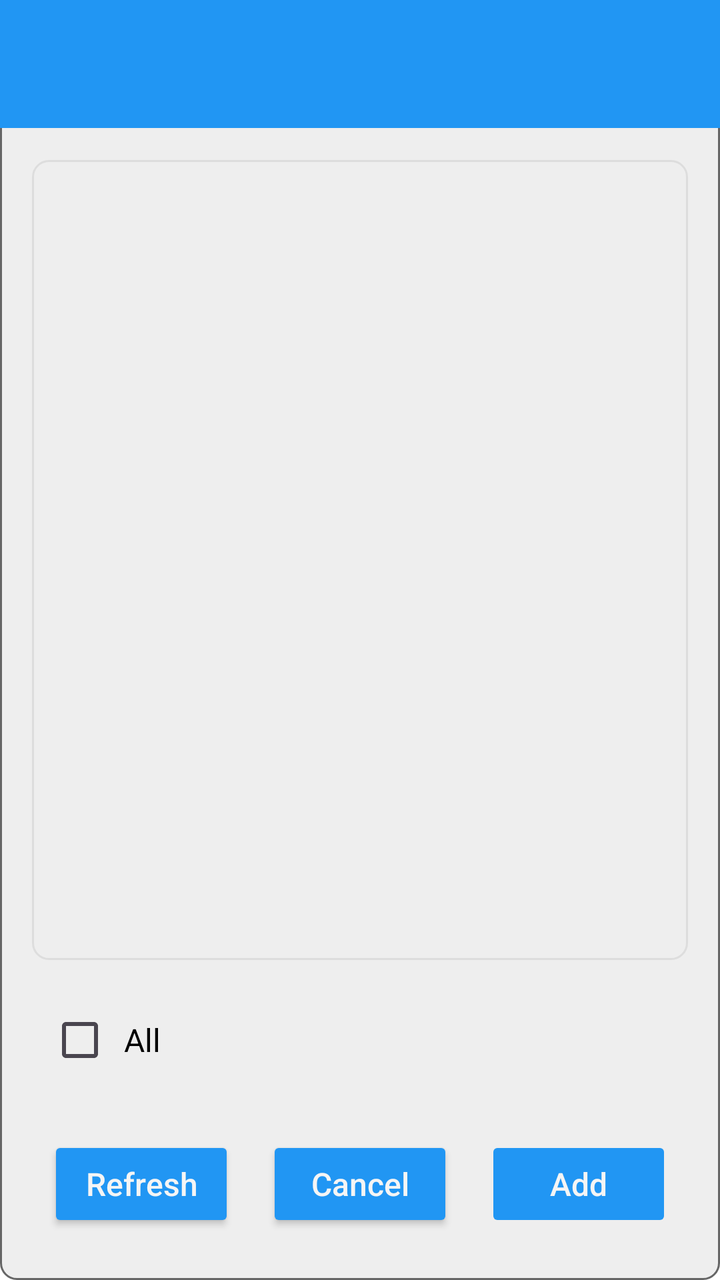
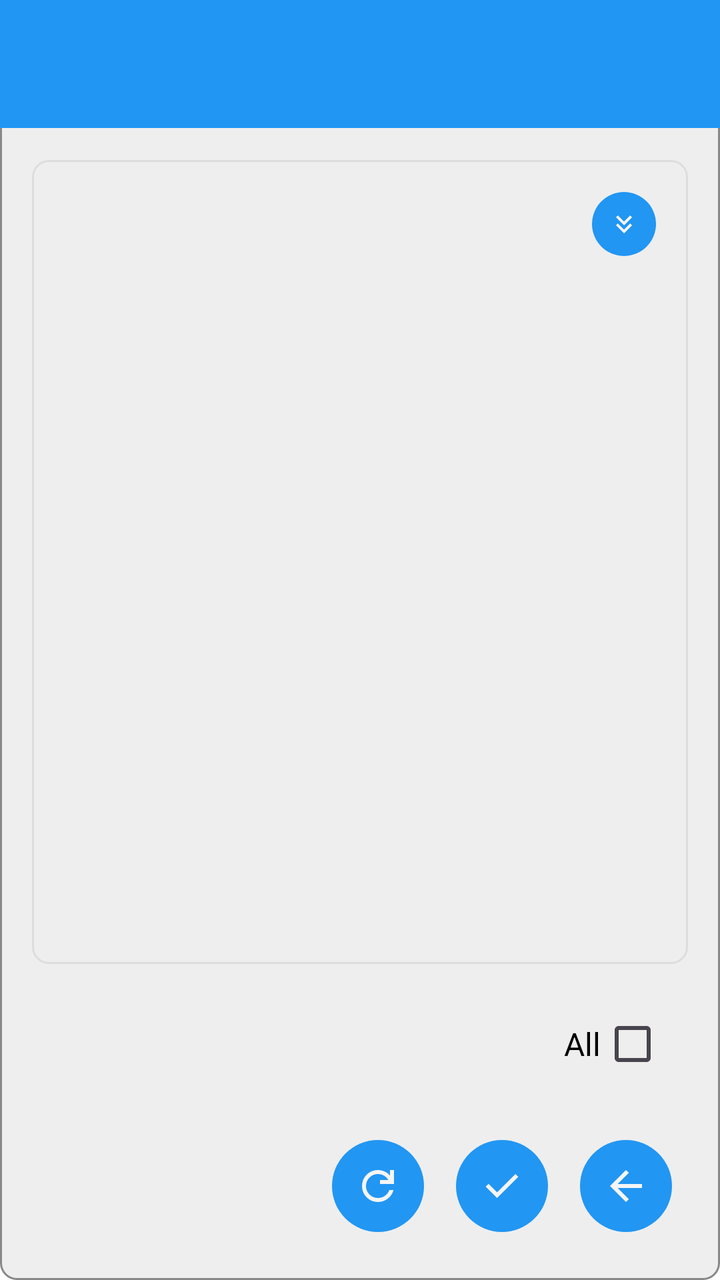

Before-and-after screenshots of an Android layout around one commit, followed by the original layout XML and the change that was made.
<!-- AndroidManifest.xml: application theme Theme.Freer -->
<!-- res/layout/activity_add_multisign_fid.xml -->
<?xml version="1.0" encoding="utf-8"?>
<LinearLayout xmlns:android="http://schemas.android.com/apk/res/android"
    android:layout_width="match_parent"
    android:layout_height="match_parent"
    android:orientation="vertical"
    android:background="@drawable/key_card_background">

    
    <include layout="@layout/common_toolbar" />

    <LinearLayout
        android:layout_width="match_parent"
        android:layout_height="match_parent"
        android:orientation="vertical"
        android:padding="16dp">

        
        <LinearLayout
            android:layout_width="match_parent"
            android:layout_height="0dp"
            android:layout_weight="1"
            android:orientation="vertical"
            android:layout_marginBottom="16dp">

            <TextView
                android:id="@+id/multisignResultsHint"
                android:layout_width="match_parent"
                android:layout_height="wrap_content"
                android:text="@string/my_multisign_fids"
                android:textStyle="bold"
                android:textSize="16sp"
                android:textColor="@color/text_color"
                android:layout_marginBottom="8dp"
                android:visibility="gone" />

            <ScrollView
                android:layout_width="match_parent"
                android:layout_height="match_parent"
                android:background="@drawable/bg_result_view"
                android:padding="8dp">

                <LinearLayout
                    android:layout_width="match_parent"
                    android:layout_height="wrap_content"
                    android:orientation="vertical">

                    <LinearLayout
                        android:id="@+id/multisignResultsLayout"
                        android:layout_width="match_parent"
                        android:layout_height="wrap_content"
                        android:orientation="vertical" />

                    <LinearLayout
                        android:layout_width="wrap_content"
                        android:layout_height="wrap_content"
                        android:layout_gravity="end"
                        android:orientation="horizontal">
                    <TextView
                        android:id="@+id/moreResultsHint"
                        android:layout_width="match_parent"
                        android:layout_height="wrap_content"
                        android:textColor="@color/hint"
                        android:textSize="12sp"
                        android:layout_gravity="center_vertical"
                        android:layout_marginTop="4dp"
                        android:visibility="gone" />

                    <Button
                        android:id="@+id/moreButton"
                        android:layout_width="wrap_content"
                        android:layout_height="wrap_content"
                        android:text="@string/more"
                        android:layout_marginTop="8dp"
                        android:visibility="gone"
                        android:layout_gravity="center_vertical"
                        style="@style/ButtonStyle" />
                    </LinearLayout>

                </LinearLayout>

            </ScrollView>

        </LinearLayout>

        
        <LinearLayout
            android:layout_width="match_parent"
            android:layout_height="wrap_content"
            android:orientation="horizontal"
            android:layout_marginBottom="16dp"
            android:paddingStart="8dp"
            android:paddingEnd="8dp">

            <CheckBox
                android:id="@+id/selectAllCheckbox"
                android:layout_width="30dp"
                android:layout_height="wrap_content"
                android:layout_gravity="center_vertical"
                android:layout_marginStart="0dp"
                android:textColor="@color/text_color"/>

            <TextView
                android:id="@+id/selectAllLabel"
                android:layout_width="wrap_content"
                android:layout_height="wrap_content"
                android:layout_gravity="center_vertical"
                android:layout_marginStart="8dp"
                android:text="@string/all"
                android:textSize="16sp"
                android:textColor="@color/text_color" />

        </LinearLayout>

        
        <LinearLayout
            android:layout_width="match_parent"
            android:layout_height="wrap_content"
            android:orientation="horizontal">

            <Button
                android:id="@+id/refreshButton"
                android:layout_width="0dp"
                android:layout_height="wrap_content"
                android:layout_weight="1"
                android:text="@string/refresh"
                android:layout_marginEnd="8dp"
                style="@style/ButtonStyle" />

            <Button
                android:id="@+id/cancelButton"
                android:layout_width="0dp"
                android:layout_height="wrap_content"
                android:layout_weight="1"
                android:text="@string/cancel"
                android:layout_marginEnd="8dp"
                style="@style/ButtonStyle" />

            <Button
                android:id="@+id/addMultisignFidButton"
                android:layout_width="0dp"
                android:layout_height="wrap_content"
                android:layout_weight="1"
                android:text="@string/add"
                style="@style/ButtonStyle"
                android:enabled="false" />

        </LinearLayout>

    </LinearLayout>

</LinearLayout>
<!-- res/layout/common_toolbar.xml (included above) -->
<?xml version="1.0" encoding="utf-8"?>
<androidx.appcompat.widget.Toolbar xmlns:android="http://schemas.android.com/apk/res/android"
    xmlns:app="http://schemas.android.com/apk/res-auto"
    android:id="@+id/toolbar"
    android:layout_width="match_parent"
    android:layout_height="?attr/actionBarSize"
    android:background="@color/colorAccent"
    android:theme="@style/ThemeOverlay.Freer.Toolbar">

    <LinearLayout
        android:id="@+id/toolbar_fid_container"
        android:layout_width="wrap_content"
        android:layout_height="match_parent"
        android:layout_gravity="end"
        android:orientation="horizontal"
        android:gravity="center_vertical"
        android:paddingEnd="4dp"
        android:paddingStart="16dp"
        android:visibility="gone"
        android:clickable="true"
        android:focusable="true"
        android:background="?android:attr/selectableItemBackground">

        <TextView
            android:id="@+id/toolbar_fid_text"
            android:layout_width="wrap_content"
            android:layout_height="wrap_content"
            android:layout_marginEnd="8dp"
            android:text="FID123456789..."
            android:textColor="@android:color/white"
            android:textSize="14sp"
            android:maxLines="1"
            android:ellipsize="none" />

        <ImageView
            android:id="@+id/toolbar_avatar"
            android:layout_width="42dp"
            android:layout_height="42dp"
            android:background="@color/colorAccent"
            android:scaleType="centerCrop"
            android:contentDescription="@string/avatar" />

    </LinearLayout>

</androidx.appcompat.widget.Toolbar>
<!-- resources referenced by this layout -->
<resources>
  <color name="colorAccent">#2196F3</color>
  <color name="text_color">#000000</color>
  <!-- drawable bg_result_view (drawable) -->
  <?xml version="1.0" encoding="utf-8"?>
  <shape xmlns:android="http://schemas.android.com/apk/res/android"
      android:shape="rectangle">
      <solid android:color="@color/background_light" />
      <stroke android:width="1dp" android:color="@color/stroke_color" />
      <corners android:radius="8dp" />
      <padding android:left="8dp" android:top="8dp" android:right="8dp" android:bottom="8dp" />
  </shape>
  <!-- drawable key_card_background (drawable) -->
  <?xml version="1.0" encoding="utf-8"?>
  <selector xmlns:android="http://schemas.android.com/apk/res/android">
      <item android:state_pressed="true">
          <shape android:shape="rectangle">
              <solid android:color="@color/background_light" />
              <stroke android:width="1dp" android:color="@color/outline_heavy" />
              <corners android:radius="8dp" />
          </shape>
      </item>
      <item>
          <shape android:shape="rectangle">
              <solid android:color="@color/background_light" />
              <stroke android:width="1dp" android:color="@color/outline_heavy" />
              <corners android:radius="8dp" />
          </shape>
      </item>
  </selector>
  <string name="cancel">Cancel</string>
  <string name="my_multisign_fids">My Multisign FIDs</string>
  <style name="ButtonStyle">
          <item name="android:textColor">@color/main_background</item>
          <item name="android:backgroundTint">@color/colorAccent</item>
          <item name="android:paddingStart">8dp</item>
          <item name="android:paddingEnd">8dp</item>
          <item name="android:paddingTop">8dp</item>
          <item name="android:paddingBottom">8dp</item>
          <item name="android:textSize">16sp</item>
          <item name="android:textAllCaps">false</item>
          <item name="android:layout_width">wrap_content</item>
          <item name="android:layout_height">@dimen/button_height</item>
          <item name="android:layout_weight">1</item>
          <item name="android:layout_marginStart">4dp</item>
          <item name="android:layout_marginEnd">4dp</item>
          <item name="android:layout_margin">8dp</item>
          <item name="android:layout_gravity">center</item>
      </style>
  <color name="stroke_color">#DDDDDD</color>
  <color name="outline_heavy">#666666</color>
  <dimen name="button_height">52dp</dimen>
  <!-- unchanged entries left out for length: 11 -->
</resources>

<!-- the commit's change to res/layout/activity_add_multisign_fid.xml (unified diff, before → after) -->
@@ -23,13 +23,13 @@
             android:layout_marginBottom="16dp">
 
             <TextView
-                android:id="@+id/multisignResultsHint"
+                android:id="@+id/multisigResultsHint"
                 android:layout_width="match_parent"
                 android:layout_height="wrap_content"
-                android:text="@string/my_multisign_fids"
+                android:text="@string/my_multisig"
                 android:textStyle="bold"
                 android:textSize="16sp"
-                android:textColor="@color/text_color"
+                android:textColor="@color/text"
                 android:layout_marginBottom="8dp"
                 android:visibility="gone" />
 
@@ -45,7 +45,7 @@
                     android:orientation="vertical">
 
                     <LinearLayout
-                        android:id="@+id/multisignResultsLayout"
+                        android:id="@+id/multisigResultsLayout"
                         android:layout_width="match_parent"
                         android:layout_height="wrap_content"
                         android:orientation="vertical" />
@@ -65,15 +65,11 @@
                         android:layout_marginTop="4dp"
                         android:visibility="gone" />
 
-                    <Button
+                    <ImageButton
                         android:id="@+id/moreButton"
-                        android:layout_width="wrap_content"
-                        android:layout_height="wrap_content"
-                        android:text="@string/more"
-                        android:layout_marginTop="8dp"
-                        android:visibility="gone"
-                        android:layout_gravity="center_vertical"
-                        style="@style/ButtonStyle" />
+                        style="@style/SmallImageButton"
+                        android:src="@drawable/ic_more_down"
+                        android:contentDescription="@string/more"/>
                     </LinearLayout>
 
                 </LinearLayout>
@@ -84,20 +80,13 @@
 
         
         <LinearLayout
-            android:layout_width="match_parent"
+            android:layout_width="78dp"
             android:layout_height="wrap_content"
+            android:layout_gravity="right"
+            android:layout_marginBottom="16dp"
             android:orientation="horizontal"
-            android:layout_marginBottom="16dp"
             android:paddingStart="8dp"
             android:paddingEnd="8dp">
-
-            <CheckBox
-                android:id="@+id/selectAllCheckbox"
-                android:layout_width="30dp"
-                android:layout_height="wrap_content"
-                android:layout_gravity="center_vertical"
-                android:layout_marginStart="0dp"
-                android:textColor="@color/text_color"/>
 
             <TextView
                 android:id="@+id/selectAllLabel"
@@ -106,8 +95,17 @@
                 android:layout_gravity="center_vertical"
                 android:layout_marginStart="8dp"
                 android:text="@string/all"
-                android:textSize="16sp"
-                android:textColor="@color/text_color" />
+                android:textColor="@color/text"
+                android:textSize="16sp" />
+
+            <CheckBox
+                android:id="@+id/selectAllCheckbox"
+                android:layout_width="30dp"
+                android:layout_height="wrap_content"
+                android:layout_gravity="center_vertical"
+                android:layout_marginStart="0dp"
+                android:textColor="@color/text" />
+
 
         </LinearLayout>
 
@@ -115,34 +113,31 @@
         <LinearLayout
             android:layout_width="match_parent"
             android:layout_height="wrap_content"
-            android:orientation="horizontal">
+            android:orientation="horizontal"
+            android:gravity="end">
 
-            <Button
+            <ImageButton
                 android:id="@+id/refreshButton"
-                android:layout_width="0dp"
-                android:layout_height="wrap_content"
-                android:layout_weight="1"
-                android:text="@string/refresh"
-                android:layout_marginEnd="8dp"
-                style="@style/ButtonStyle" />
+                style="@style/ImageButtonStyle"
+                android:src="@drawable/ic_refresh"
+                android:contentDescription="@string/refresh"
+                />
 
-            <Button
-                android:id="@+id/cancelButton"
-                android:layout_width="0dp"
-                android:layout_height="wrap_content"
-                android:layout_weight="1"
-                android:text="@string/cancel"
-                android:layout_marginEnd="8dp"
-                style="@style/ButtonStyle" />
+            <ImageButton
+                android:id="@+id/addMultisigFidButton"
+                style="@style/ImageButtonStyle"
+                android:src="@drawable/ic_tick"
+                android:contentDescription="@string/add"
+                android:enabled="false" />
 
-            <Button
-                android:id="@+id/addMultisignFidButton"
-                android:layout_width="0dp"
-                android:layout_height="wrap_content"
-                android:layout_weight="1"
-                android:text="@string/add"
-                style="@style/ButtonStyle"
-                android:enabled="false" />
+            <ImageButton
+                android:id="@+id/backButton"
+                style="@style/ImageButtonStyle"
+                android:src="@drawable/ic_back"
+                android:contentDescription="@string/back"
+                />
+
+
 
         </LinearLayout>
 
@@ -156,7 +151,7 @@
     android:id="@+id/toolbar"
     android:layout_width="match_parent"
     android:layout_height="?attr/actionBarSize"
-    android:background="@color/colorAccent"
+    android:background="@color/accent"
     android:theme="@style/ThemeOverlay.Freer.Toolbar">
 
     <LinearLayout
@@ -165,30 +160,31 @@
         android:layout_height="match_parent"
         android:layout_gravity="end"
         android:orientation="horizontal"
-        android:gravity="center_vertical"
-        android:paddingEnd="4dp"
-        android:paddingStart="16dp"
+        android:gravity="end|center_vertical"
         android:visibility="gone"
         android:clickable="true"
         android:focusable="true"
+        android:paddingStart="8dp"
+        android:paddingEnd="16dp"
         android:background="?android:attr/selectableItemBackground">
 
         <TextView
             android:id="@+id/toolbar_fid_text"
-            android:layout_width="wrap_content"
+            android:layout_width="130dp"
             android:layout_height="wrap_content"
-            android:layout_marginEnd="8dp"
-            android:text="FID123456789..."
-            android:textColor="@android:color/white"
+            android:textColor="@color/main_background"
+            android:paddingStart="8dp"
+            android:paddingEnd="4dp"
             android:textSize="14sp"
             android:maxLines="1"
-            android:ellipsize="none" />
+            android:gravity="end"
+            android:ellipsize="middle" />
 
         <ImageView
             android:id="@+id/toolbar_avatar"
             android:layout_width="42dp"
             android:layout_height="42dp"
-            android:background="@color/colorAccent"
+            android:background="@color/accent"
             android:scaleType="centerCrop"
             android:contentDescription="@string/avatar" />
 
<!-- resource entries referenced after the edit -->
@@ -1,56 +1,102 @@
 <!-- resources referenced by this layout -->
 <resources>
-  <color name="colorAccent">#2196F3</color>
-  <color name="text_color">#000000</color>
+  <color name="accent">#2196F3</color>
+  <color name="text">#000000</color>
   <!-- drawable bg_result_view (drawable) -->
   <?xml version="1.0" encoding="utf-8"?>
   <shape xmlns:android="http://schemas.android.com/apk/res/android"
       android:shape="rectangle">
       <solid android:color="@color/background_light" />
-      <stroke android:width="1dp" android:color="@color/stroke_color" />
+      <stroke android:width="1dp" android:color="@color/stroke" />
       <corners android:radius="8dp" />
       <padding android:left="8dp" android:top="8dp" android:right="8dp" android:bottom="8dp" />
   </shape>
+  <!-- drawable ic_back (drawable) -->
+  <vector xmlns:android="http://schemas.android.com/apk/res/android"
+      android:width="24dp"
+      android:height="24dp"
+      android:viewportWidth="960"
+      android:viewportHeight="960">
+    <path
+        android:pathData="m313,520 l224,224 -57,56 -320,-320 320,-320 57,56 -224,224h487v80L313,520Z"
+        android:fillColor="@color/main_background"/>
+  </vector>
+  <!-- drawable ic_more_down (drawable) -->
+  <vector xmlns:android="http://schemas.android.com/apk/res/android"
+      android:width="24dp"
+      android:height="24dp"
+      android:viewportWidth="960"
+      android:viewportHeight="960">
+    <path
+        android:pathData="M480,760 L240,520l56,-56 184,183 184,-183 56,56 -240,240ZM480,520L240,280l56,-56 184,183 184,-183 56,56 -240,240Z"
+        android:fillColor="#000000"/>
+  </vector>
+  <!-- drawable ic_refresh (drawable) -->
+  <vector xmlns:android="http://schemas.android.com/apk/res/android"
+      android:width="24dp"
+      android:height="24dp"
+      android:viewportWidth="960"
+      android:viewportHeight="960">
+    <path
+        android:pathData="M480,800q-134,0 -227,-93t-93,-227q0,-134 93,-227t227,-93q69,0 132,28.5T720,270v-110h80v280L520,440v-80h168q-32,-56 -87.5,-88T480,240q-100,0 -170,70t-70,170q0,100 70,170t170,70q77,0 139,-44t87,-116h84q-28,106 -114,173t-196,67Z"
+        android:fillColor="#000000"/>
+  </vector>
+  <!-- drawable ic_tick (drawable) -->
+  <vector xmlns:android="http://schemas.android.com/apk/res/android"
+      android:width="24dp"
+      android:height="24dp"
+      android:viewportWidth="960"
+      android:viewportHeight="960">
+    <path
+        android:pathData="M382,720 L154,492l57,-57 171,171 367,-367 57,57 -424,424Z"
+        android:fillColor="#75FB4C"/>
+  </vector>
   <!-- drawable key_card_background (drawable) -->
   <?xml version="1.0" encoding="utf-8"?>
   <selector xmlns:android="http://schemas.android.com/apk/res/android">
       <item android:state_pressed="true">
           <shape android:shape="rectangle">
               <solid android:color="@color/background_light" />
-              <stroke android:width="1dp" android:color="@color/outline_heavy" />
+              <stroke android:width="1dp" android:color="@color/outline_light" />
               <corners android:radius="8dp" />
           </shape>
       </item>
       <item>
           <shape android:shape="rectangle">
               <solid android:color="@color/background_light" />
-              <stroke android:width="1dp" android:color="@color/outline_heavy" />
+              <stroke android:width="1dp" android:color="@color/outline_light" />
               <corners android:radius="8dp" />
           </shape>
       </item>
   </selector>
-  <string name="cancel">Cancel</string>
-  <string name="my_multisign_fids">My Multisign FIDs</string>
-  <style name="ButtonStyle">
-          <item name="android:textColor">@color/main_background</item>
-          <item name="android:backgroundTint">@color/colorAccent</item>
-          <item name="android:paddingStart">8dp</item>
-          <item name="android:paddingEnd">8dp</item>
-          <item name="android:paddingTop">8dp</item>
-          <item name="android:paddingBottom">8dp</item>
-          <item name="android:textSize">16sp</item>
-          <item name="android:textAllCaps">false</item>
-          <item name="android:layout_width">wrap_content</item>
-          <item name="android:layout_height">@dimen/button_height</item>
-          <item name="android:layout_weight">1</item>
-          <item name="android:layout_marginStart">4dp</item>
-          <item name="android:layout_marginEnd">4dp</item>
+  <string name="back">Back</string>
+  <string name="my_multisig">My Multisign</string>
+  <style name="ImageButtonStyle">
+          <item name="android:layout_width">46dp</item>
+          <item name="android:layout_height">46dp</item>
           <item name="android:layout_margin">8dp</item>
-          <item name="android:layout_gravity">center</item>
+          <item name="android:background">@drawable/bg_round_accent</item>
+          <item name="android:tint">@color/main_background</item>
+          <item name="android:scaleType">centerInside</item>
+          <item name="android:padding">8dp</item>
       </style>
-  <color name="stroke_color">#DDDDDD</color>
-  <color name="outline_heavy">#666666</color>
-  <dimen name="button_height">52dp</dimen>
+  <style name="SmallImageButton" parent="ImageButtonStyle">
+          <item name="android:layout_width">32dp</item>
+          <item name="android:layout_height">32dp</item>
+          <item name="android:scaleType">fitCenter</item>
+          <item name="android:layout_margin">8dp</item>
+          <item name="android:background">@drawable/bg_round_accent</item>
+          <item name="android:tint">@color/main_background</item>
+          <item name="android:padding">8dp</item>
+      </style>
+  <color name="stroke">#DDDDDD</color>
+  <color name="outline_light">#888888</color>
+  <!-- drawable bg_round_accent (drawable) -->
+  <?xml version="1.0" encoding="utf-8"?>
+  <shape xmlns:android="http://schemas.android.com/apk/res/android"
+      android:shape="oval">
+      <solid android:color="@color/accent" />
+  </shape>
   <!-- unchanged entries left out for length: 11 -->
 </resources>
 
